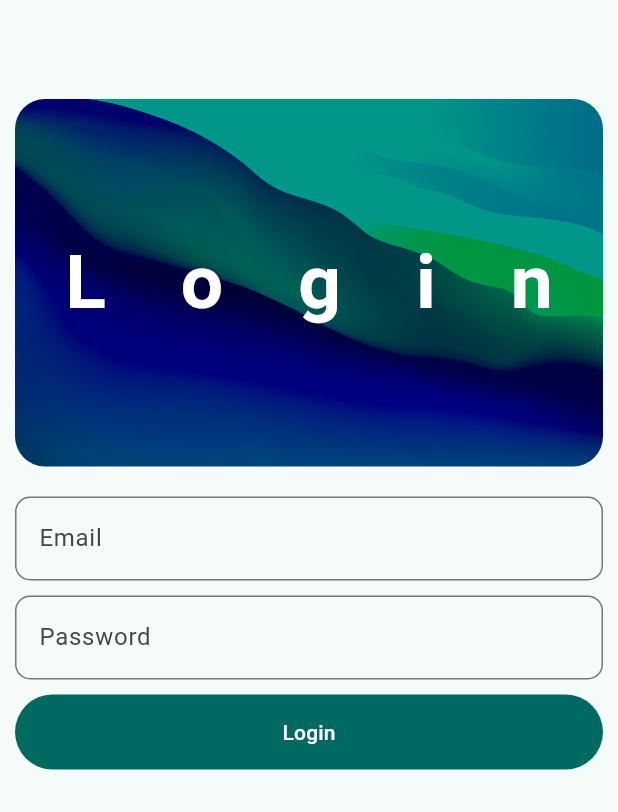
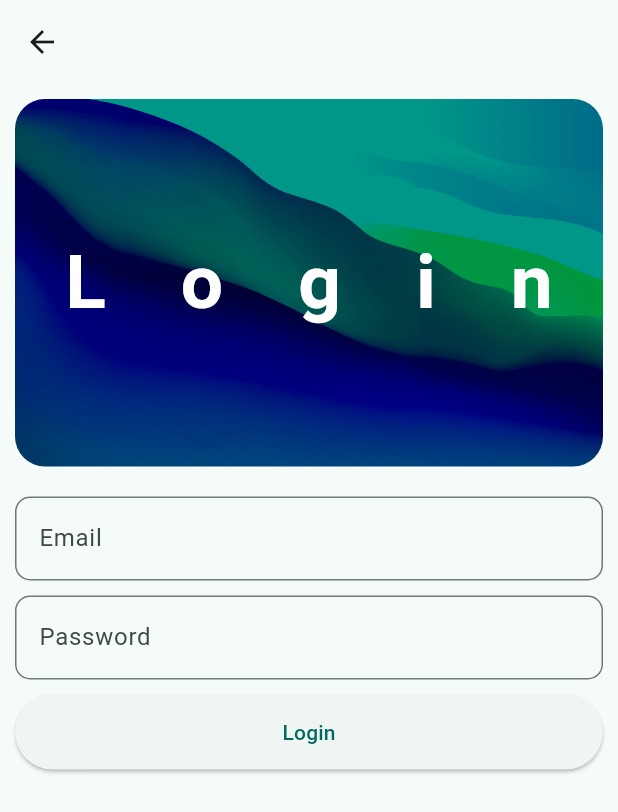
Before and after one commit to krishan226/my_first_Flutter_Practice01, a Flutter app: the screen it shows after launch, after a tap on "Get Started", on a phone screen of 412 x 824 dp. Shown: the top 812 px of the screen. Run offline on Flutter 3.47's test engine with Material 3 defaults, Android fonts, the phone set to English and light mode, and no system bars; our stand-ins replace lottie.

Commit message:
validate function in LoginPage, added navigation Functionality

```diff
--- a/lib/Views/Pages/loginpage.dart
+++ b/lib/Views/Pages/loginpage.dart
@@ -14,6 +14,8 @@ class LoginPage extends StatefulWidget {
 class _LoginPageState extends State<LoginPage> {
   TextEditingController controllerEmail = TextEditingController();
   TextEditingController controllerPassword = TextEditingController();
+  String validEmail = '123';
+  String validPassword = '456';
 
   @override
   void dispose() {
@@ -72,18 +74,11 @@ class _LoginPageState extends State<LoginPage> {
             SizedBox(
               height: 10,
             ),
-            FilledButton(
+            ElevatedButton(
               onPressed: () {
-                Navigator.pushReplacement(
-                  context,
-                  MaterialPageRoute(
-                    builder: (context) {
-                      return WidgetTree();
-                    },
-                  ),
-                );
+                onLoginPress();
               },
-              style: FilledButton.styleFrom(
+              style: ElevatedButton.styleFrom(
                 minimumSize: Size(double.infinity, 50.0),
               ),
               child: Text('Login'),
@@ -93,4 +88,21 @@ class _LoginPageState extends State<LoginPage> {
       ),
     );
   }
+
+  void onLoginPress() {
+    if (controllerEmail.text == validEmail &&
+        controllerPassword.text == validPassword) {
+      print('Login Successful');
+      Navigator.pushReplacement(
+        context,
+        MaterialPageRoute(
+          builder: (context) {
+            return WidgetTree();
+          },
+        ),
+      );
+    } else {
+      print('Invalid credentials');
+    }
+  }
 }
--- a/lib/Views/Pages/welcomepage.dart
+++ b/lib/Views/Pages/welcomepage.dart
@@ -28,7 +28,7 @@ class WelcomePage extends StatelessWidget {
             ),
             FilledButton(
               onPressed: () {
-                Navigator.pushReplacement(
+                Navigator.push(
                   context,
                   MaterialPageRoute(
                     builder: (context) {
```
